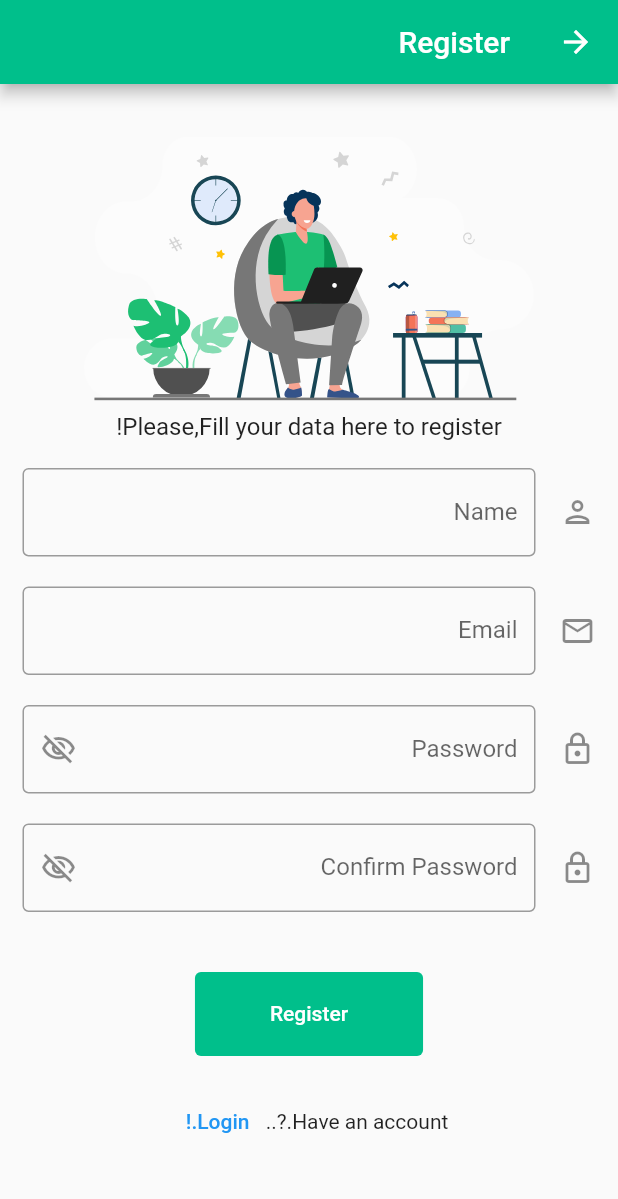
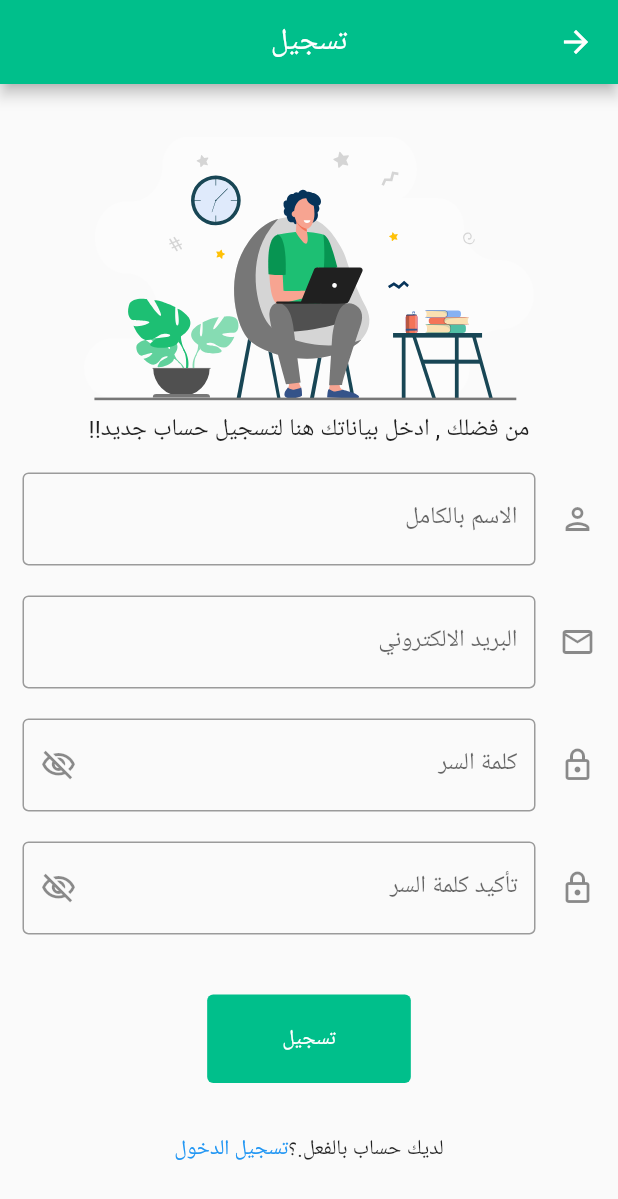
Before and after one commit to Mostafa-sayedahmed/kafilmobile, a Flutter app: the Registerpage screen opened directly, on a phone screen of 412 x 824 dp. Shown: the top 1199 px of the screen. Run offline on Flutter 3.47's test engine with Material 2 defaults, Android fonts, the phone set to English and light mode, and no system bars; our stand-ins replace carousel_slider, cloud_firestore, dio, firebase_auth, firebase_core, firebase_storage and 4 more; accounts and stored records are empty.

Commit message:
latest updats

```diff
--- a/lib/pages/contests/contests.dart
+++ b/lib/pages/contests/contests.dart
@@ -1,4 +1,3 @@
-import 'dart:html';
 import 'package:flutter/material.dart';
 import 'package:flutter/src/widgets/framework.dart';
 import 'package:flutter/src/widgets/placeholder.dart';
--- a/lib/pages/forgotpassword/forgotpassword.dart
+++ b/lib/pages/forgotpassword/forgotpassword.dart
@@ -28,7 +28,7 @@ class _ForgotpasswordState extends State<Forgotpassword> {
   Widget build(BuildContext context) {
     return Scaffold(
       appBar: AppBar(
-        title: Text('login'),
+        title: Text('استعادة كلمة السر'),
         centerTitle: true,
         backgroundColor: HexColor("#009f8b"),
       ),
@@ -55,17 +55,17 @@ class _ForgotpasswordState extends State<Forgotpassword> {
                   decoration: InputDecoration(
                       icon: Icon(Icons.email_outlined),
                       border: OutlineInputBorder(),
-                      labelText: 'Email',
-                      hintText: 'Enter your email address'),
+                      labelText: 'البريد الالكتروني',
+                      hintText: 'ادخل البريد الالكتروني'),
                   validator: (value) {
                     if (value!.isEmpty) {
-                      return 'please enter your email address';
+                      return 'من فضلك ادخل البريد الالكتروني';
                     }
                     bool vlidemail = RegExp(r"^[\w-\.]+@([\w-]+\.)+[\w-]{2,4}$")
                         .hasMatch(value);
 
                     if (!vlidemail) {
-                      return 'please enter a vlid email address';
+                      return 'من فضلك ادخل بريد الكتروني صالح';
                     }
                   }),
               SizedBox(
@@ -112,7 +112,7 @@ class _ForgotpasswordState extends State<Forgotpassword> {
                     minimumSize: Size(50, 30),
                     tapTargetSize: MaterialTapTargetSize.shrinkWrap,
                     alignment: Alignment.centerLeft),
-                child: Text('Reset password'),
+                child: Text('استعادة كلمة السر'),
               ),
               /////////
               SizedBox(
@@ -123,7 +123,7 @@ class _ForgotpasswordState extends State<Forgotpassword> {
                 mainAxisAlignment: MainAxisAlignment.center,
                 children: [
                   Text(
-                    "Don't have an account.?..",
+                    "ليس لديك حساب.؟!",
                     overflow: TextOverflow.ellipsis,
                   ),
                   TextButton(
@@ -135,7 +135,7 @@ class _ForgotpasswordState extends State<Forgotpassword> {
                       },
                       style: TextButton.styleFrom(padding: EdgeInsets.zero),
                       child: Text(
-                        'Rigester',
+                        'تسجيل',
                         overflow: TextOverflow.ellipsis,
                       )),
                 ],
@@ -145,7 +145,7 @@ class _ForgotpasswordState extends State<Forgotpassword> {
               ),
               TextButton(
                   onPressed: () {},
-                  child: Text('Rememberd the password?,Back to login..!')),
+                  child: Text('هل تذكرت كلمة السر.؟, العودة لتسجيل الدخول!')),
             ]),
           ),
         ),
--- a/lib/pages/freelancers/freelancers.dart
+++ b/lib/pages/freelancers/freelancers.dart
@@ -204,7 +204,7 @@ class FREELANCER extends StatelessWidget {
               children: <Widget>[
                 const SizedBox(width: 8),
                 TextButton(
-                  child: const Text('SEE MORE DETAILS !'),
+                  child: const Text('المزيد من التفاصيل !'),
                   onPressed: () {
                     Navigator.push(
                         context,
--- a/lib/pages/login/login.dart
+++ b/lib/pages/login/login.dart
@@ -31,7 +31,7 @@ class _LoginPageState extends State<LoginPage> {
   Widget build(BuildContext context) {
     return Scaffold(
       appBar: AppBar(
-        title: Text('login'),
+        title: Text('تسجيل الدخول'),
         centerTitle: true,
         backgroundColor: HexColor("#009f8b"),
       ),
@@ -58,17 +58,17 @@ class _LoginPageState extends State<LoginPage> {
                   decoration: InputDecoration(
                       icon: Icon(Icons.email_outlined),
                       border: OutlineInputBorder(),
-                      labelText: 'Email',
-                      hintText: 'Enter your email address'),
+                      labelText: 'البريد الالكتروني',
+                      hintText: 'ادخل البريد الالكتروني'),
                   validator: (value) {
                     if (value!.isEmpty) {
-                      return 'please enter your email address';
+                      return 'من فضلك ادخل البريد الالكتروني';
                     }
                     bool vlidemail = RegExp(r"^[\w-\.]+@([\w-]+\.)+[\w-]{2,4}$")
                         .hasMatch(value);
 
                     if (!vlidemail) {
-                      return 'please enter a vlid email address';
+                      return 'البريد الالكتروني خاطئ';
                     }
                   }),
               SizedBox(
@@ -78,7 +78,7 @@ class _LoginPageState extends State<LoginPage> {
                 key: _passwordfield,
                 decoration: InputDecoration(
                     suffixIcon: IconButton(
-                      tooltip: 'show password',
+                      tooltip: 'اظهار كلمة السر',
                       onPressed: () {
                         setState(() {
                           _isobcured = !_isobcured;
@@ -90,14 +90,12 @@ class _LoginPageState extends State<LoginPage> {
                     ),
                     icon: Icon(Icons.lock_outlined),
                     border: OutlineInputBorder(),
-                    labelText: 'Password',
-                    hintText: 'Enter your Password'),
+                    labelText: 'كلمة السر',
+                    hintText: 'ادخل كلمة السر'),
                 obscureText: _isobcured,
                 validator: (value) {
                   if (value!.isEmpty) {
-                    return 'please enter a password';
-                  } else if (value.length < 6) {
-                    return 'too short password';
+                    return 'من فضلك ادخل كلمة سر';
                   }
                 },
               ),
@@ -135,6 +133,7 @@ class _LoginPageState extends State<LoginPage> {
                         //     ?.sendEmailVerification();
                         auth.signOut();
                       } else if (user.emailVerified) {
+                        _formfield.currentState!.reset();
                         const snackBar = SnackBar(
                           backgroundColor: Colors.greenAccent,
                           content: Text(
@@ -173,7 +172,7 @@ class _LoginPageState extends State<LoginPage> {
                     minimumSize: Size(50, 30),
                     tapTargetSize: MaterialTapTargetSize.shrinkWrap,
                     alignment: Alignment.centerLeft),
-                child: Text('Login'),
+                child: Text('تسجيل الدخول'),
               ),
               /////////
               SizedBox(
@@ -238,7 +237,7 @@ class _LoginPageState extends State<LoginPage> {
                       icon: Icon(FontAwesomeIcons.twitter),
                       label: Padding(
                         padding: const EdgeInsets.symmetric(vertical: 10),
-                        child: Text('sign in with twitter'),
+                        child: Text('سجل دخول عن طريق تويتر'),
                       )),
                   SizedBox(
                     width: 20,
@@ -286,7 +285,7 @@ class _LoginPageState extends State<LoginPage> {
                       icon: Icon(FontAwesomeIcons.google),
                       label: Padding(
                         padding: const EdgeInsets.symmetric(vertical: 10),
-                        child: Text('sign in with Google'),
+                        child: Text('سجل دخول عن طريق جوجل'),
                       )),
                 ],
               ),
@@ -298,7 +297,7 @@ class _LoginPageState extends State<LoginPage> {
                 mainAxisAlignment: MainAxisAlignment.center,
                 children: [
                   Text(
-                    "Don't have an account.?..",
+                    "ليس لديك حساب .؟!",
                     overflow: TextOverflow.ellipsis,
                   ),
                   TextButton(
@@ -310,7 +309,7 @@ class _LoginPageState extends State<LoginPage> {
                       },
                       style: TextButton.styleFrom(padding: EdgeInsets.zero),
                       child: Text(
-                        'Rigester',
+                        'حساب جديد',
                         overflow: TextOverflow.ellipsis,
                       )),
                 ],
@@ -325,7 +324,7 @@ class _LoginPageState extends State<LoginPage> {
                         MaterialPageRoute(
                             builder: (context) => Forgotpassword()));
                   },
-                  child: Text('Forgot password?')),
+                  child: Text('نسيت كلمة السر؟')),
             ]),
           ),
         ),
--- a/lib/pages/projects/projects.dart
+++ b/lib/pages/projects/projects.dart
@@ -89,7 +89,7 @@ class _ProjcetsState extends State<Projcets> {
                         child: Text(
                           data['title'] != null ? data['title'] : 'No Title',
                           maxLines: 1,
-                          overflow: TextOverflow.fade,
+                          overflow: TextOverflow.ellipsis,
                         ),
                       ),
 
--- a/lib/pages/register/register.dart
+++ b/lib/pages/register/register.dart
@@ -29,7 +29,8 @@ class _RegisterpageState extends State<Registerpage> {
   Widget build(BuildContext context) {
     return Scaffold(
       appBar: AppBar(
-        title: Text('Register'),
+        title: Text('تسجيل'),
+        centerTitle: true,
         backgroundColor: HexColor("#00bf8b"),
       ),
       body: SingleChildScrollView(
@@ -49,7 +50,7 @@ class _RegisterpageState extends State<Registerpage> {
                   Padding(
                     padding: const EdgeInsets.all(8.0),
                     child: Text(
-                      'Please,Fill your data here to register!',
+                      'من فضلك , ادخل بياناتك هنا لتسجيل حساب جديد!!',
                       maxLines: 2,
                       overflow: TextOverflow.ellipsis,
                       style: TextStyle(fontSize: 16),
@@ -66,13 +67,13 @@ class _RegisterpageState extends State<Registerpage> {
                               decoration: InputDecoration(
                                   border: OutlineInputBorder(),
                                   icon: Icon(Icons.person_outlined),
-                                  labelText: 'Name',
-                                  hintText: 'Enter your name'),
+                                  labelText: 'الاسم بالكامل',
+                                  hintText: 'ادخل الاسم بالكامل هنا'),
                               validator: (value) {
                                 if (value!.isEmpty) {
-                                  return 'please Enter your name';
+                                  return 'من فضلك قم بإدخال الاسم هنا';
                                 } else if (value.length < 3) {
-                                  return 'Name too short';
+                                  return 'من فضلك تأكد من كتابة الاسم كاملا';
                                 }
                               },
                             ),
@@ -85,18 +86,18 @@ class _RegisterpageState extends State<Registerpage> {
                                 decoration: InputDecoration(
                                     icon: Icon(Icons.email_outlined),
                                     border: OutlineInputBorder(),
-                                    labelText: 'Email',
-                                    hintText: 'Enter your email address'),
+                                    labelText: 'البريد الالكتروني',
+                                    hintText: 'ادخل بريدك الالكتروني'),
                                 validator: (value) {
                                   if (value!.isEmpty) {
-                                    return 'please enter your email address';
+                                    return 'من فضلك ادخل البريد الالكتروني';
                                   }
                                   bool vlidemail = RegExp(
                                           r"^[\w-\.]+@([\w-]+\.)+[\w-]{2,4}$")
                                       .hasMatch(value);
 
                                   if (!vlidemail) {
-                                    return 'please enter a vlid email address';
+                                    return 'البريد الالكتروني خاطئ';
                                   }
                                 }),
                           ),
@@ -106,7 +107,7 @@ class _RegisterpageState extends State<Registerpage> {
                               key: _passwordfield,
                               decoration: InputDecoration(
                                   suffixIcon: IconButton(
-                                    tooltip: 'show password',
+                                    tooltip: 'اظهار كلمة السر',
                                     onPressed: () {
                                       setState(() {
                                         _isobcured = !_isobcured;
@@ -118,21 +119,21 @@ class _RegisterpageState extends State<Registerpage> {
                                   ),
                                   icon: Icon(Icons.lock_outlined),
                                   border: OutlineInputBorder(),
-                                  labelText: 'Password',
-                                  hintText: 'Enter your Password'),
+                                  labelText: 'كلمة السر',
+                                  hintText: 'ادخل كلمة السر'),
                               obscureText: _isobcured,
                               validator: (value) {
                                 if (value!.isEmpty) {
-                                  return 'please enter a password';
+                                  return 'من فضلك ادخل كلمة السر';
                                 } else if (value.length < 6) {
-                                  return 'too short password';
+                                  return 'كلمة السر قصيرة';
                                 }
                                 bool vlidpassword = RegExp(
                                         r"^(?=.*[a-z])(?=.*[A-Z])(?=.*\d)(?=.*[@$!%*?&])[A-Za-z\d@$!%*?&]{6,}$")
                                     .hasMatch(value);
 
                                 if (!vlidpassword) {
-                                  return 'please enter a vlid password that contains at least one number ,one uppercase letter, one lowercase letter and one special character!';
+                                  return 'من فضلك ادخل كلمة سر مناسبة ,يجب ان تحتوي علي الاقل علي حرف واحد ورقم واحد و علامة مميزة!';
                                 }
                               },
                             ),
@@ -142,7 +143,7 @@ class _RegisterpageState extends State<Registerpage> {
                             child: TextFormField(
                               decoration: InputDecoration(
                                   suffixIcon: IconButton(
-                                    tooltip: 'show password',
+                                    tooltip: 'اظهار كلمة السر',
                                     onPressed: () {
                                       setState(() {
                                         _isobcured = !_isobcured;
@@ -154,17 +155,15 @@ class _RegisterpageState extends State<Registerpage> {
                                   ),
                                   icon: Icon(Icons.lock_outlined),
                                   border: OutlineInputBorder(),
-                                  labelText: 'Confirm Password',
-                                  hintText: 'Enter your Password once again!'),
+                                  labelText: 'تأكيد كلمة السر',
+                                  hintText: 'ادخل كلمة السر مرة اخري!'),
                               obscureText: _isobcured,
                               validator: (value) {
                                 if (value!.isEmpty) {
-                                  return 'please repeat your Password';
-                                } else if (value.length < 6) {
-                                  return 'too short password';
+                                  return 'من فضلك قم بتأكيد كلمة السر';
                                 } else if (value !=
                                     _passwordfield.currentState?.value) {
-                                  return 'Passwords dose not match!';
+                                  return 'كلمة السر غير متطابقة!';
                                 }
                               },
                             ),
@@ -265,7 +264,7 @@ class _RegisterpageState extends State<Registerpage> {
                                 minimumSize: Size(50, 30),
                                 tapTargetSize: MaterialTapTargetSize.shrinkWrap,
                                 alignment: Alignment.centerLeft),
-                            child: Text('Register'),
+                            child: Text('تسجيل'),
                           ),
                           /////////
                           SizedBox(
@@ -276,7 +275,7 @@ class _RegisterpageState extends State<Registerpage> {
                             mainAxisAlignment: MainAxisAlignment.center,
                             children: [
                               Text(
-                                "Have an account.?..",
+                                "لديك حساب بالفعل.؟",
                                 overflow: TextOverflow.ellipsis,
                               ),
                               TextButton(
@@ -289,7 +288,7 @@ class _RegisterpageState extends State<Registerpage> {
                                   style: TextButton.styleFrom(
                                       padding: EdgeInsets.zero),
                                   child: Text(
-                                    'Login.!',
+                                    'تسجيل الدخول',
                                     overflow: TextOverflow.ellipsis,
                                   )),
                             ],
```
Also changed, not shown: lib/main.dart (+2 -7 lines), lib/pages/contests/singleContest.dart (+12 -12 lines), lib/pages/freelancers/singleFreelancer.dart (+8 -8 lines), lib/pages/navbar/navbar.dart (+21 -14 lines), lib/pages/profile/profile.dart (added, +85 -0 lines), lib/pages/services/services.dart (+7 -3 lines), lib/services/ContestService/ContestService.dart (+8 -5 lines), 2 other files.
